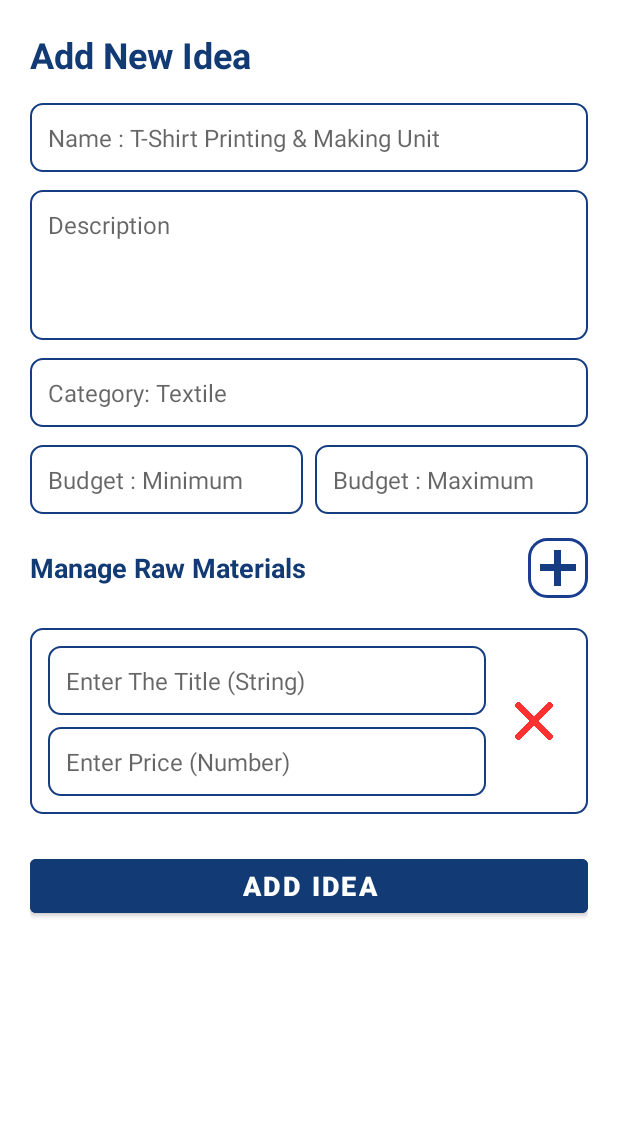
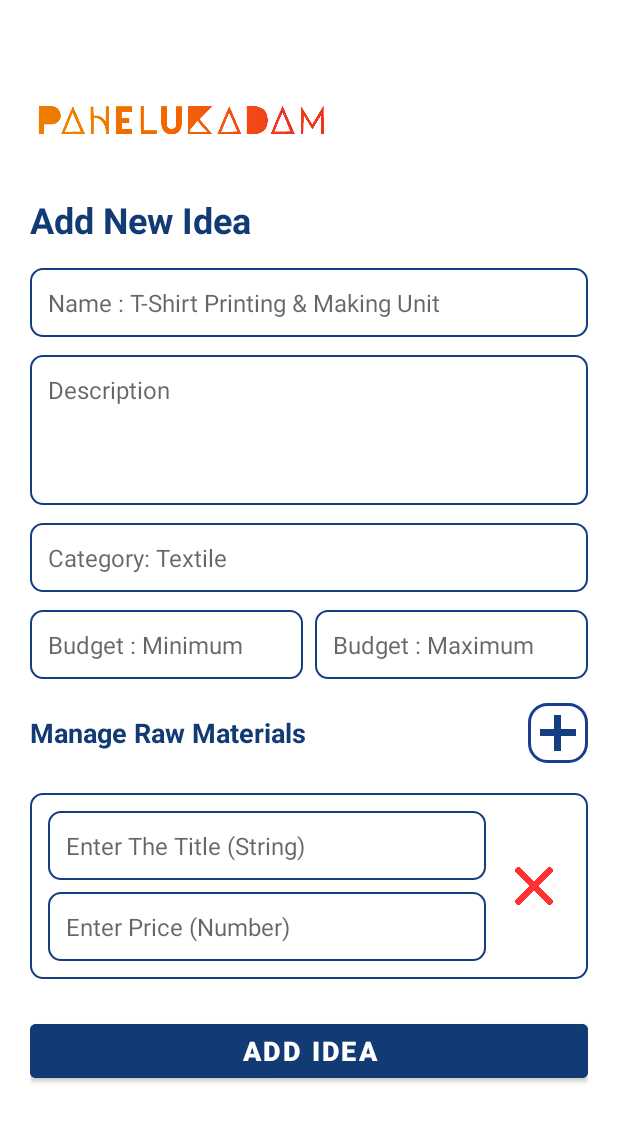
Before and after one commit to Harmit48/PAHELUKADAM, an Android app: the AddIdeaActivity screen opened directly, with no data from a screen before it, on a phone screen of 412 x 824 dp. Shown: the top 1122 px of the screen. Run offline under Robolectric (Android 15) with nearby library versions, the phone set to English and light mode, and no system bars; our stand-ins replace Firebase (no records; nobody signed in at launch, a user with empty details on screens opened directly).

Commit message:
logo added

```diff
--- a/app/src/main/res/layout/activity_add_idea.xml
+++ b/app/src/main/res/layout/activity_add_idea.xml
@@ -10,6 +10,16 @@
         android:layout_height="wrap_content"
         android:orientation="vertical"
         android:padding="20dp">
+
+        <!-- Logo -->
+        <ImageView
+            android:layout_width="200dp"
+            android:layout_height="60dp"
+            android:layout_gravity="left"
+            android:layout_marginTop="30dp"
+            android:layout_marginBottom="20dp"
+            android:contentDescription="Logo"
+            android:src="@drawable/logotext" />
 
         <!-- Title -->
         <TextView
```
